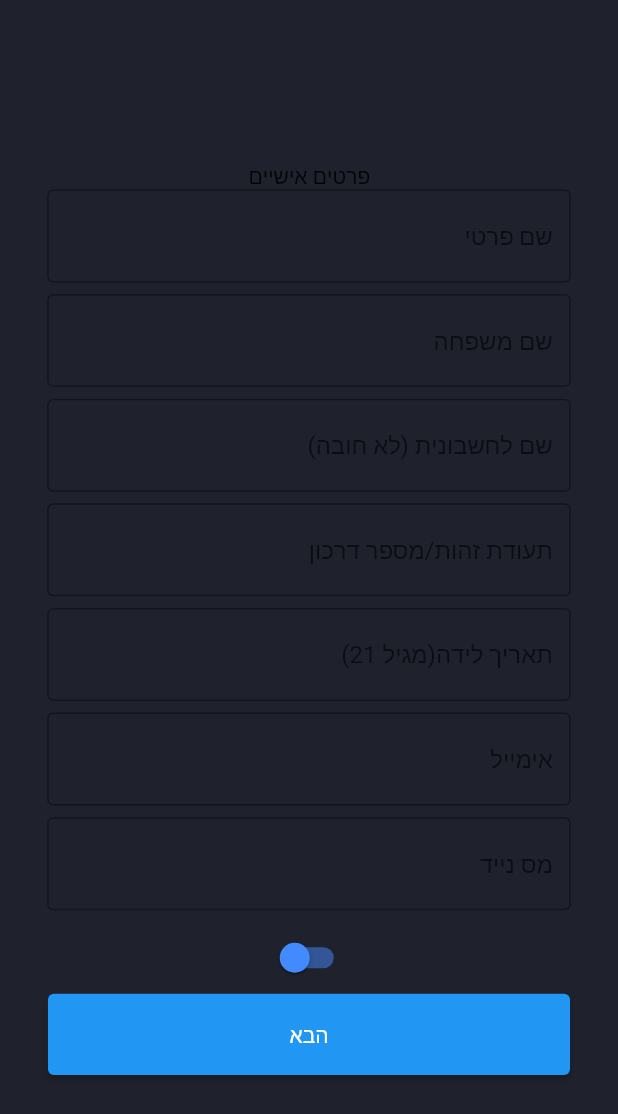
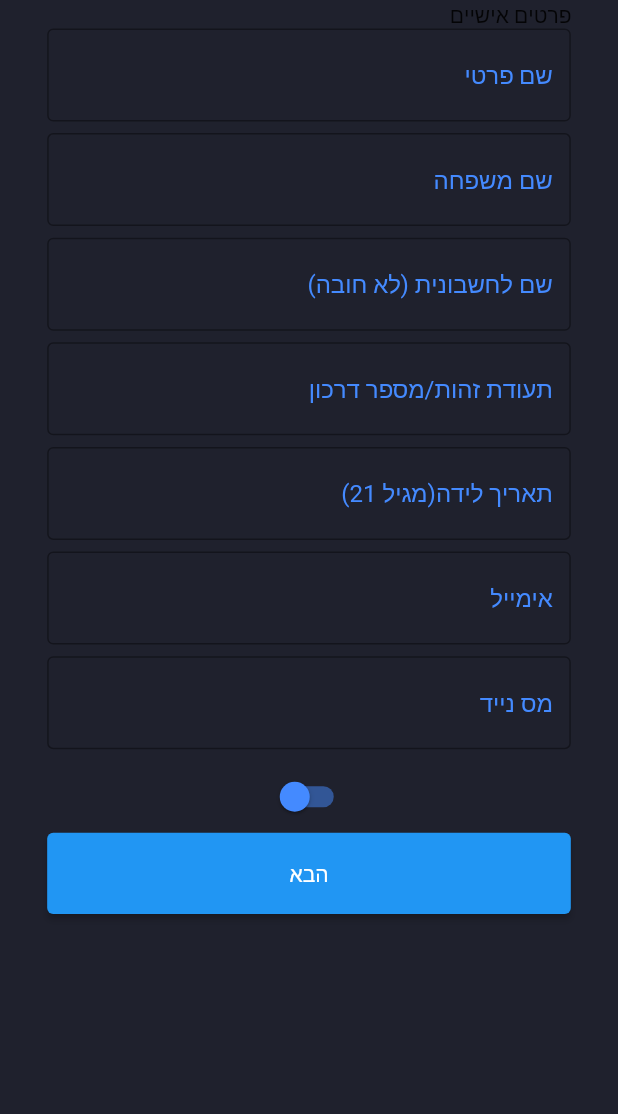
Before and after one commit to Sara-khol/BBLease, a Flutter app: the PersonalDetailsForm screen opened directly, on a phone screen of 412 x 824 dp. Shown: the top 1114 px of the screen. Run offline on Flutter 3.47's test engine with Material 2 defaults, Android fonts, the phone set to English and light mode, and no system bars; our stand-ins replace camera, file_picker, flutter_screenutil, image_picker; missing offline and left inert: cross_file_image, google_ml_kit, google_mlkit_text_recognition.

Commit message:
Littlie changes

```diff
--- a/lib/registration/license_front.dart
+++ b/lib/registration/license_front.dart
@@ -117,6 +117,7 @@ class _LicenseFrontState extends State<LicenseFront> {
               children: [
                 SizedBox(width: 35.w),
                 FloatingActionButton(
+                  heroTag: "btn2",
                   backgroundColor: Colors.blueAccent,
                   onPressed: ()=>_cameraController.pausePreview(),
                   tooltip: 'help',
@@ -128,6 +129,7 @@ class _LicenseFrontState extends State<LicenseFront> {
                 SizedBox(width: 180.w),
 
                 FloatingActionButton(
+                  heroTag: "btn1",
                   backgroundColor: Colors.blueAccent,
                   onPressed: _onUploadButtonPressed,
                   tooltip: 'Upload',
--- a/lib/registration/personal_details_form.dart
+++ b/lib/registration/personal_details_form.dart
@@ -33,15 +33,16 @@ class _PersonalDetailsFormState extends State<PersonalDetailsForm> {
           key: _formKey,
           child: Padding(
             padding: EdgeInsets.only(right: 30.w,left: 30.w),
-            child: Column(
-              crossAxisAlignment: CrossAxisAlignment.center,
-              mainAxisAlignment: MainAxisAlignment.center,
+            child: ListView(
+              // crossAxisAlignment: CrossAxisAlignment.center,
+              // mainAxisAlignment: MainAxisAlignment.center,
               children: [
                 const Text('פרטים אישיים'),
                 TextFormField(
                   decoration: const InputDecoration(
                     border: OutlineInputBorder(),
                     hintText: 'שם פרטי',
+                    hintStyle: TextStyle(color: Colors.blueAccent )
                   ),
                   style: const TextStyle(color: Colors.blueAccent),
                   controller: _firstName,
@@ -56,8 +57,11 @@ class _PersonalDetailsFormState extends State<PersonalDetailsForm> {
                 TextFormField(
                   decoration: const InputDecoration(
                       border: OutlineInputBorder(),
+                      hintStyle: TextStyle(color: Colors.blueAccent ),
                       hintText: 'שם משפחה'
                   ),
+                  style: const TextStyle(color: Colors.blueAccent),
+
                   validator: (value) {
                     if (value == null || value.isEmpty)
                       return 'זהו שדה חובה';
@@ -70,8 +74,12 @@ class _PersonalDetailsFormState extends State<PersonalDetailsForm> {
                 TextFormField(
                   decoration: const InputDecoration(
                       border: OutlineInputBorder(),
+                      hintStyle: TextStyle(color: Colors.blueAccent ),
+
                       hintText: 'שם לחשבונית (לא חובה)'
                   ),
+                  style: const TextStyle(color: Colors.blueAccent),
+
                   controller: _name,
                   onEditingComplete: () => User().name=_name.text,
 
@@ -80,8 +88,12 @@ class _PersonalDetailsFormState extends State<PersonalDetailsForm> {
                 TextFormField(
                   decoration: const InputDecoration(
                       border: OutlineInputBorder(),
+                      hintStyle: TextStyle(color: Colors.blueAccent ),
+
                       hintText: 'תעודת זהות/מספר דרכון'
                   ),
+                  style: const TextStyle(color: Colors.blueAccent),
+
                   controller: _id,
                   validator: (value) {
                     if (value == null || value.isEmpty || value.length!=9)
@@ -94,12 +106,17 @@ class _PersonalDetailsFormState extends State<PersonalDetailsForm> {
                 TextFormField(
                   decoration: const InputDecoration(
                       border: OutlineInputBorder(),
+                      hintStyle: TextStyle(color: Colors.blueAccent ),
+
                       hintText: 'תאריך לידה(מגיל 21)'
                   ),
+                  style: const TextStyle(color: Colors.blueAccent),
+
                   controller: _date,
                   onTap: () async {
                     DateTime? date= await showDatePicker(context: context,
-                        initialDate: DateTime.now(),
+                        // initialDate: DateTime.now(),
+                        initialDate: DateTime(DateTime.now().year-21),
                         firstDate: DateTime(1950),
                         lastDate: DateTime(DateTime.now().year-21));
                     if(date!=null)
@@ -115,8 +132,12 @@ class _PersonalDetailsFormState extends State<PersonalDetailsForm> {
                 TextFormField(
                   decoration: const InputDecoration(
                       border: OutlineInputBorder(),
+                      hintStyle: TextStyle(color: Colors.blueAccent ),
+
                       hintText: 'אימייל'
                   ),
+                  style: const TextStyle(color: Colors.blueAccent),
+
                   controller: _email,
                   validator: (value) {
                     if (value == null || value.isEmpty) {
@@ -130,8 +151,12 @@ class _PersonalDetailsFormState extends State<PersonalDetailsForm> {
                 TextFormField(
                   decoration: const InputDecoration(
                       border: OutlineInputBorder(),
+                      hintStyle: TextStyle(color: Colors.blueAccent ),
+
                       hintText: 'מס נייד'
                   ),
+                  style: const TextStyle(color: Colors.blueAccent),
+
                   controller: _phone,
                   validator: (value) {
                     if(value==null || value.length<10)
--- a/lib/registration/registration_main.dart
+++ b/lib/registration/registration_main.dart
@@ -65,7 +65,8 @@ class RegistrationState extends State<Registration> {
                   print('pressed');
                   Navigator.push(
                     context,
-                    MaterialPageRoute(builder: (context) => PersonalDetailsForm()),
+                     MaterialPageRoute(builder: (context) => PersonalDetailsForm()),
+                   // MaterialPageRoute(builder: (context) => LicenseFront()),
                   );
                 },
               ),
```
